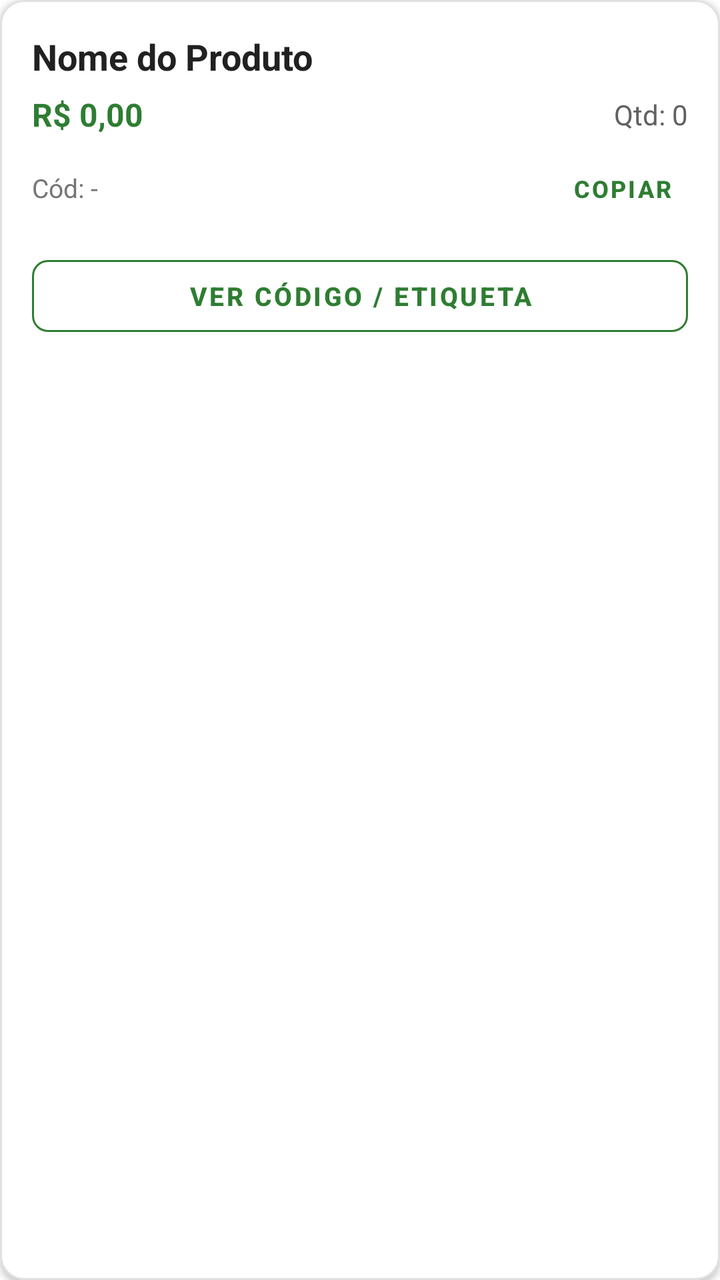
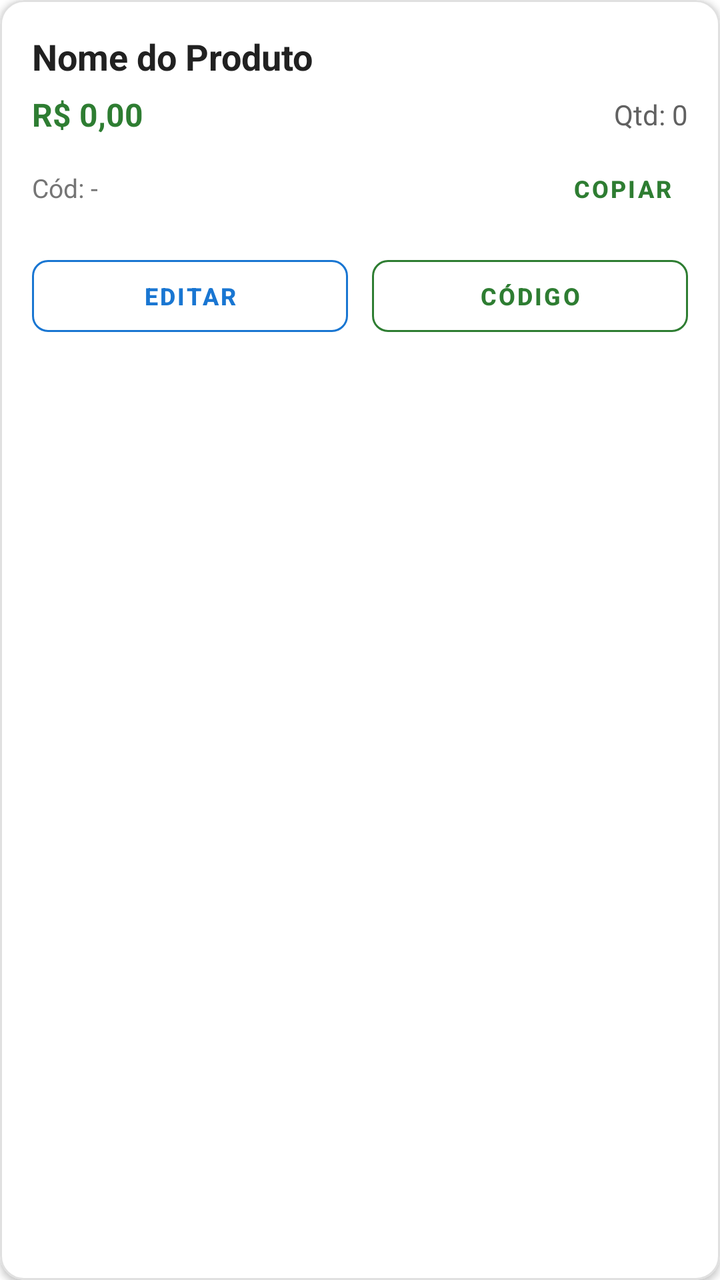

Compare the two renders of this Android layout. The source of the first and the diff that turns it into the second are given below.
<!-- AndroidManifest.xml: application theme Theme.MaterialComponents.Light.NoActionBar -->
<!-- res/layout/item_produto.xml -->
<?xml version="1.0" encoding="utf-8"?>
<com.google.android.material.card.MaterialCardView
    xmlns:android="http://schemas.android.com/apk/res/android"
    xmlns:app="http://schemas.android.com/apk/res-auto"
    android:layout_width="match_parent"
    android:layout_height="wrap_content"
    android:layout_marginBottom="12dp"
    app:cardCornerRadius="12dp"
    app:cardElevation="2dp"
    app:strokeColor="#E0E0E0"
    app:strokeWidth="1dp">

    <LinearLayout
        android:layout_width="match_parent"
        android:layout_height="wrap_content"
        android:orientation="vertical"
        android:padding="16dp">

        <TextView
            android:id="@+id/txtNomeProduto"
            android:layout_width="wrap_content"
            android:layout_height="wrap_content"
            android:text="Nome do Produto"
            android:textSize="18sp"
            android:textStyle="bold"
            android:textColor="#212121"
            android:layout_marginBottom="6dp"/>

        <LinearLayout
            android:layout_width="match_parent"
            android:layout_height="wrap_content"
            android:orientation="horizontal"
            android:gravity="center_vertical">

            <TextView
                android:id="@+id/txtPrecoProduto"
                android:layout_width="0dp"
                android:layout_height="wrap_content"
                android:layout_weight="1"
                android:text="R$ 0,00"
                android:textSize="16sp"
                android:textStyle="bold"
                android:textColor="#2E7D32"/>

            <TextView
                android:id="@+id/txtEstoqueProduto"
                android:layout_width="wrap_content"
                android:layout_height="wrap_content"
                android:text="Qtd: 0"
                android:textSize="14sp"
                android:textColor="#616161"/>
        </LinearLayout>

        
        <LinearLayout
            android:layout_width="match_parent"
            android:layout_height="wrap_content"
            android:orientation="horizontal"
            android:gravity="center_vertical"
            android:layout_marginTop="8dp"
            android:layout_marginBottom="12dp">

            <TextView
                android:id="@+id/txtCodigoBarras"
                android:layout_width="0dp"
                android:layout_height="wrap_content"
                android:layout_weight="1"
                android:text="Cód: -"
                android:textSize="13sp"
                android:textColor="#757575"/>

            <com.google.android.material.button.MaterialButton
                android:id="@+id/btnCopiarCodigo"
                style="@style/Widget.MaterialComponents.Button.TextButton"
                android:layout_width="wrap_content"
                android:layout_height="36dp"
                android:minHeight="0dp"
                android:minWidth="0dp"
                android:paddingStart="10dp"
                android:paddingEnd="10dp"
                android:text="COPIAR"
                android:textSize="12sp"
                android:textStyle="bold"
                android:textColor="#2E7D32"/>
        </LinearLayout>

        <com.google.android.material.button.MaterialButton
            android:id="@+id/btnVerCodigo"
            style="@style/Widget.MaterialComponents.Button.OutlinedButton"
            android:layout_width="match_parent"
            android:layout_height="48dp"
            android:text="VER CÓDIGO / ETIQUETA"
            android:textSize="13sp"
            android:textStyle="bold"
            android:textColor="#2E7D32"
            app:strokeColor="#2E7D32"
            app:cornerRadius="8dp"/>

    </LinearLayout>
</com.google.android.material.card.MaterialCardView>
<!-- resources referenced by this layout -->
<resources>

</resources>

<!-- the commit's change to res/layout/item_produto.xml (unified diff, before → after) -->
@@ -84,17 +84,40 @@
                 android:textColor="#2E7D32"/>
         </LinearLayout>
 
-        <com.google.android.material.button.MaterialButton
-            android:id="@+id/btnVerCodigo"
-            style="@style/Widget.MaterialComponents.Button.OutlinedButton"
+        
+        <LinearLayout
             android:layout_width="match_parent"
-            android:layout_height="48dp"
-            android:text="VER CÓDIGO / ETIQUETA"
-            android:textSize="13sp"
-            android:textStyle="bold"
-            android:textColor="#2E7D32"
-            app:strokeColor="#2E7D32"
-            app:cornerRadius="8dp"/>
+            android:layout_height="wrap_content"
+            android:orientation="horizontal">
+
+            <com.google.android.material.button.MaterialButton
+                android:id="@+id/btnEditarProduto"
+                style="@style/Widget.MaterialComponents.Button.OutlinedButton"
+                android:layout_width="0dp"
+                android:layout_height="48dp"
+                android:layout_weight="1"
+                android:layout_marginEnd="6dp"
+                android:text="EDITAR"
+                android:textSize="12sp"
+                android:textStyle="bold"
+                android:textColor="#1976D2"
+                app:strokeColor="#1976D2"
+                app:cornerRadius="8dp"/>
+
+            <com.google.android.material.button.MaterialButton
+                android:id="@+id/btnVerCodigo"
+                style="@style/Widget.MaterialComponents.Button.OutlinedButton"
+                android:layout_width="0dp"
+                android:layout_height="48dp"
+                android:layout_weight="1"
+                android:layout_marginStart="6dp"
+                android:text="CÓDIGO"
+                android:textSize="12sp"
+                android:textStyle="bold"
+                android:textColor="#2E7D32"
+                app:strokeColor="#2E7D32"
+                app:cornerRadius="8dp"/>
+        </LinearLayout>
 
     </LinearLayout>
 </com.google.android.material.card.MaterialCardView>
